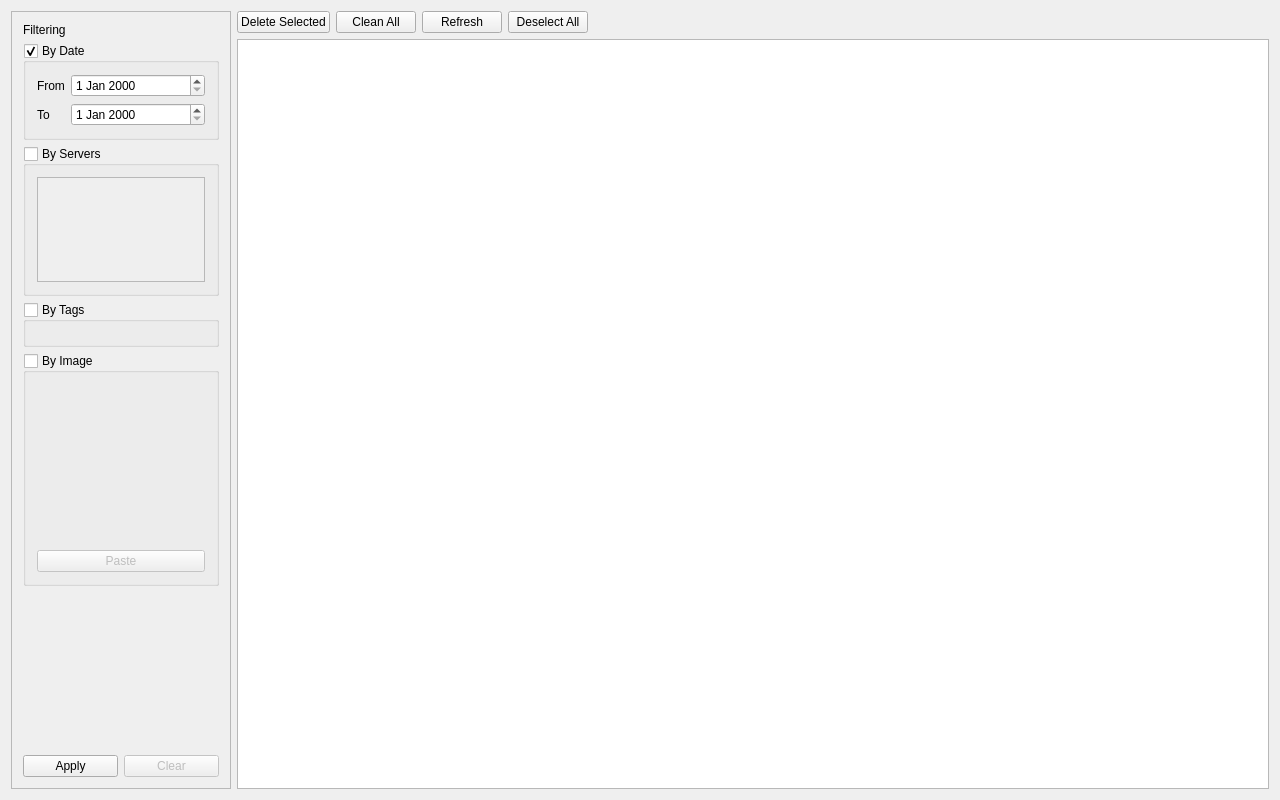
klesh/fu, file src/historywindow.ui: the form before one commit.
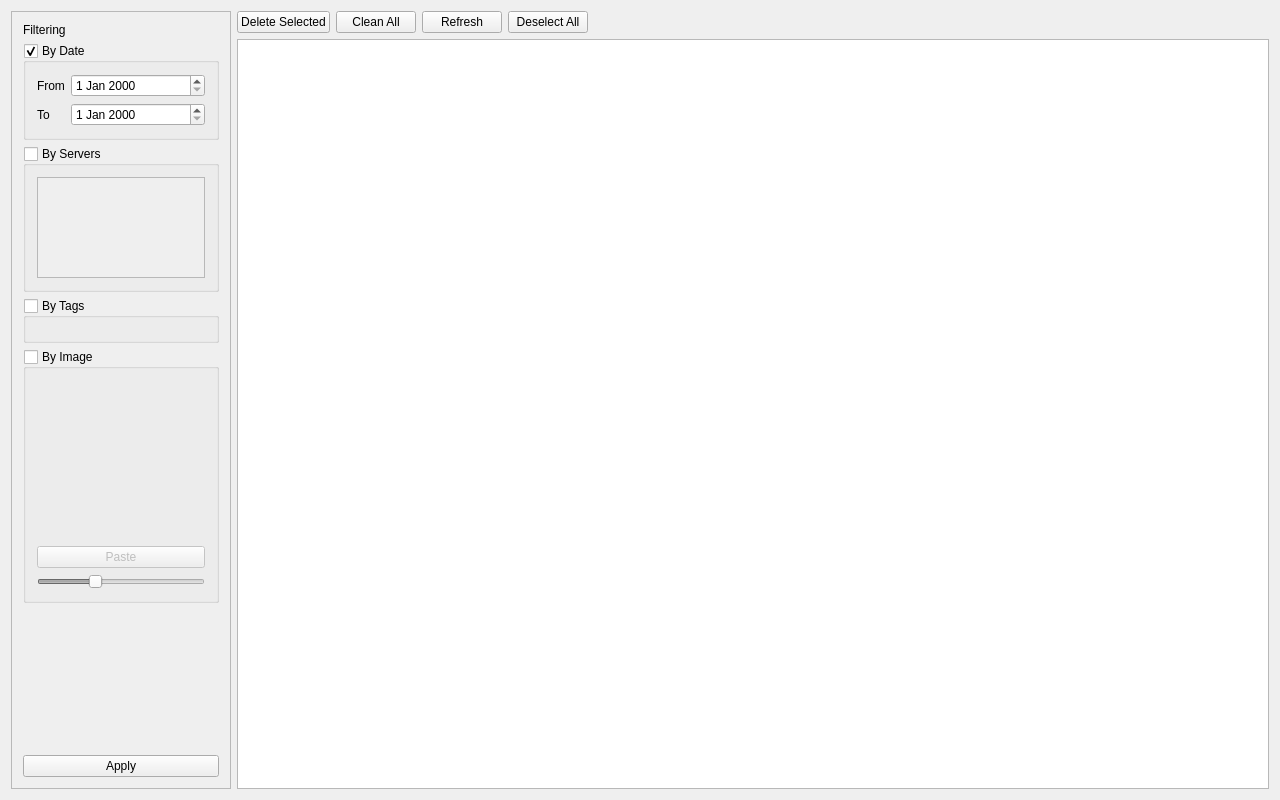
The form after the commit. Icons and pictures are not drawn. Custom widgets are drawn as their Qt base class.

Diff of the .ui file:
```diff
--- a/src/historywindow.ui
+++ b/src/historywindow.ui
@@ -119,7 +119,7 @@
                <x>0</x>
                <y>0</y>
                <width>178</width>
-               <height>116</height>
+               <height>115</height>
               </rect>
              </property>
              <layout class="QVBoxLayout" name="verticalLayout_3"/>
@@ -196,6 +196,19 @@
             </property>
            </widget>
           </item>
+          <item>
+           <widget class="QSlider" name="sldThreshold">
+            <property name="maximum">
+             <number>30</number>
+            </property>
+            <property name="value">
+             <number>10</number>
+            </property>
+            <property name="orientation">
+             <enum>Qt::Horizontal</enum>
+            </property>
+           </widget>
+          </item>
          </layout>
         </widget>
        </item>
@@ -221,16 +234,6 @@
            </property>
           </widget>
          </item>
-         <item>
-          <widget class="QPushButton" name="btnClear">
-           <property name="enabled">
-            <bool>false</bool>
-           </property>
-           <property name="text">
-            <string>Clear</string>
-           </property>
-          </widget>
-         </item>
         </layout>
        </item>
       </layout>
```
